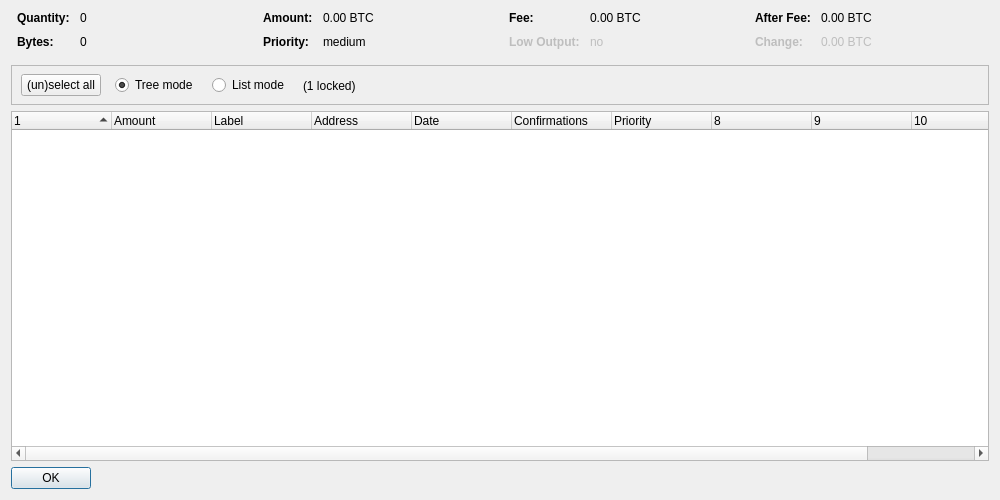
This is src/qt/forms/coincontroldialog.ui in lycancoin/lycancoin-release as Qt 5 draws it before an edit. The edited form follows.
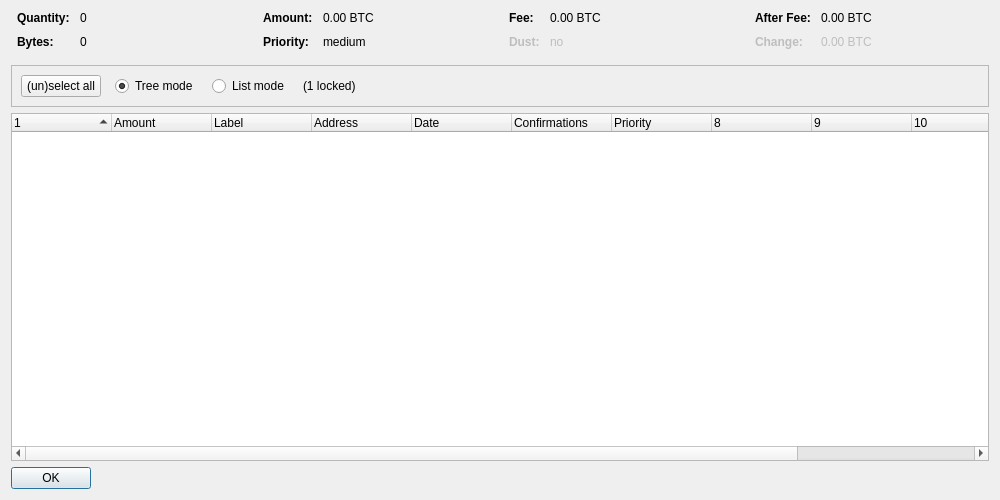
This is the edited form. Custom widgets are drawn as their Qt base class.

What changed in the file:
```diff
--- a/src/qt/forms/coincontroldialog.ui
+++ b/src/qt/forms/coincontroldialog.ui
@@ -225,7 +225,7 @@
           </font>
          </property>
          <property name="text">
-          <string>Low Output:</string>
+          <string>Dust:</string>
          </property>
         </widget>
        </item>
@@ -346,15 +346,8 @@
      <property name="frameShadow">
       <enum>QFrame::Sunken</enum>
      </property>
-     <widget class="QWidget" name="horizontalLayoutWidget">
-      <property name="geometry">
-       <rect>
-        <x>10</x>
-        <y>0</y>
-        <width>781</width>
-        <height>41</height>
-       </rect>
-      </property>
+     <layout class="QHBoxLayout" name="horizontalLayout">
+      <item>
       <layout class="QHBoxLayout" name="horizontalLayoutPanel" stretch="0,0,0,0,0">
        <property name="spacing">
         <number>14</number>
@@ -422,7 +415,8 @@
         </spacer>
        </item>
       </layout>
-     </widget>
+      </item>
+     </layout>
     </widget>
    </item>
    <item>
@@ -434,7 +428,7 @@
       <bool>false</bool>
      </property>
      <property name="columnCount">
-      <number>11</number>
+      <number>12</number>
      </property>
      <attribute name="headerShowSortIndicator" stdset="0">
       <bool>true</bool>
@@ -500,6 +494,11 @@
        <string/>
       </property>
      </column>
+     <column>
+      <property name="text">
+       <string/>
+      </property>
+     </column>
     </widget>
    </item>
    <item>
```
Lines whose indentation alone changed are shown as unchanged.
